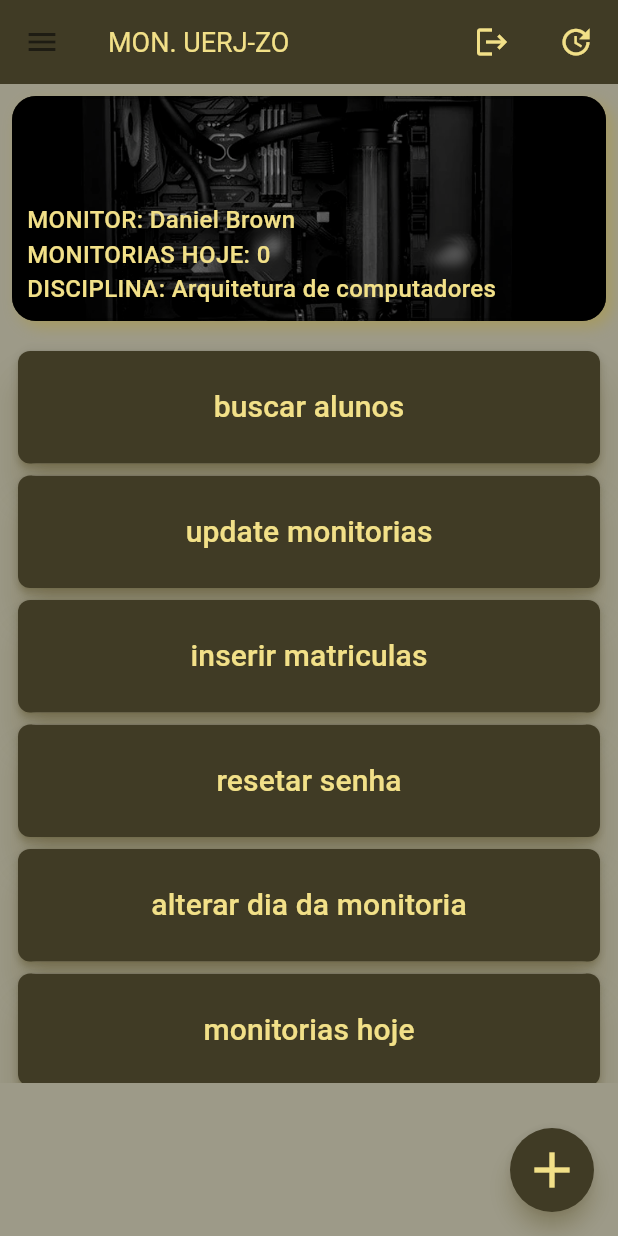
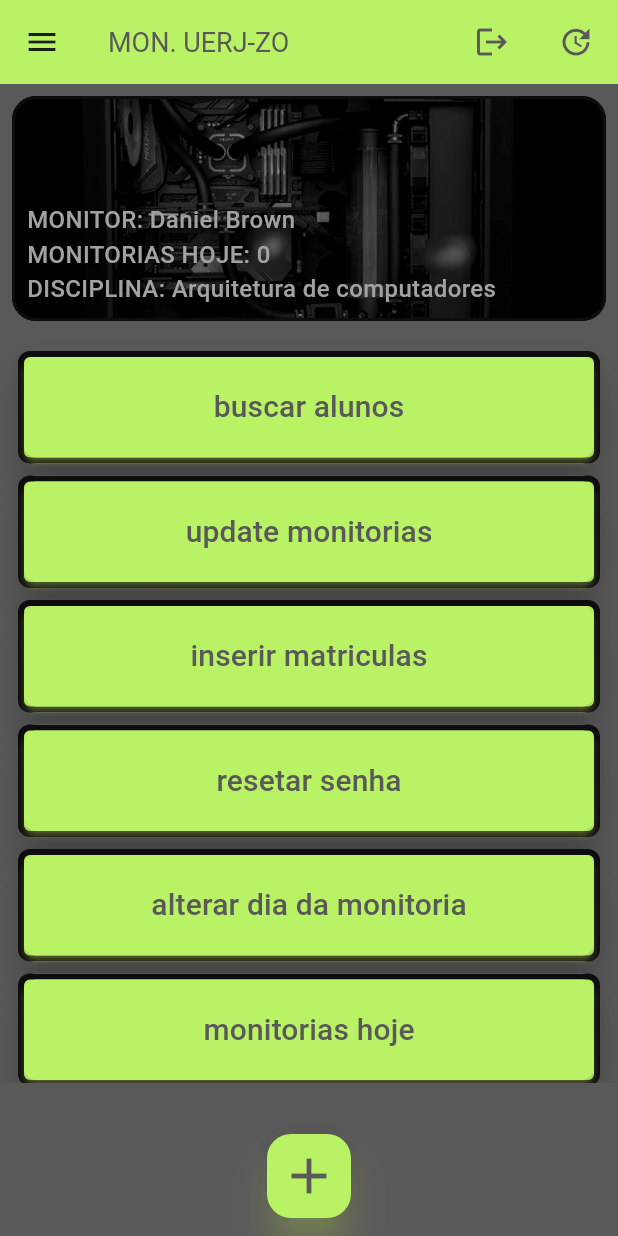
Before and after one commit to DanielBrown1998/USM_Flutter, a Flutter app: the screen it shows after launch, on a phone screen of 412 x 824 dp. Run offline on Flutter 3.47's test engine with Material 3 defaults, Android fonts, the light colour scheme and no system bars.

Commit message:
feat: update UI components and theme colors for improved aesthetics

```diff
--- a/app/lib/components/body.dart
+++ b/app/lib/components/body.dart
@@ -17,12 +17,19 @@ class ListBody {
         return Card(
           borderOnForeground: true,
           elevation: 10,
-          shadowColor: Theme.of(context).shadowColor,
           child: Container(
             height: 75,
+            decoration: BoxDecoration(
+              color: Theme.of(context).cardColor,
+              borderRadius: BorderRadius.circular(8.0),
+              border: Border.all(
+                color: Theme.of(context).dividerColor,
+                width: 4,
+              ),
+            ),
             child: MaterialButton(
               onPressed: () {},
-              splashColor: Theme.of(context).primaryColorDark,
+              splashColor: Theme.of(context).primaryColor,
               color: Theme.of(context).cardColor,
               shape: RoundedRectangleBorder(
                 borderRadius: BorderRadius.circular(8.0),
@@ -33,6 +40,8 @@ class ListBody {
                   decoration: TextDecoration.none,
                   color: Theme.of(context).primaryColorDark,
                   fontSize: 20,
+                  fontWeight: FontWeight.w500,
+                  fontFamily: "Roboto",
                 ),
               ),
             ),
--- a/app/lib/components/header.dart
+++ b/app/lib/components/header.dart
@@ -23,13 +23,7 @@ class Header extends StatelessWidget {
           image: AssetImage("lib/assets/images/back-720.png"),
           fit: BoxFit.cover,
         ),
-        boxShadow: [
-          BoxShadow(
-            color: Theme.of(context).shadowColor,
-            blurRadius: 8.0,
-            offset: Offset(4, 4),
-          ),
-        ],
+
       ),
       child: Row(
         mainAxisAlignment: MainAxisAlignment.start,
@@ -44,7 +38,7 @@ class Header extends StatelessWidget {
                 Text(
                   "MONITOR: $aluno",
                   style: TextStyle(
-                    color: Theme.of(context).primaryColorDark,
+                    color: Theme.of(context).primaryColor,
                     fontWeight: FontWeight.w500,
                     fontSize: 16,
                   ),
@@ -53,7 +47,7 @@ class Header extends StatelessWidget {
                 Text(
                   "MONITORIAS HOJE: $num",
                   style: TextStyle(
-                    color: Theme.of(context).primaryColorDark,
+                    color: Theme.of(context).primaryColor,
                     fontWeight: FontWeight.w500,
                     fontSize: 16,
                   ),
@@ -62,7 +56,7 @@ class Header extends StatelessWidget {
                 Text(
                   "DISCIPLINA: $disciplina",
                   style: TextStyle(
-                    color: Theme.of(context).primaryColorDark,
+                    color: Theme.of(context).primaryColor,
                     fontWeight: FontWeight.w500,
                     fontSize: 16,
                   ),
--- a/app/lib/home_screen/home_screen.dart
+++ b/app/lib/home_screen/home_screen.dart
@@ -65,14 +65,18 @@ class _HomeState extends State<Home> {
       floatingActionButton: FloatingActionButton(
         onPressed: () {},
         tooltip: 'Increment',
+        elevation: 10,
+        heroTag: "add_monitoria",
         backgroundColor: Theme.of(context).cardColor,
-        shape: CircleBorder(),
         child: Icon(
           Icons.add,
           color: Theme.of(context).primaryColorDark,
           size: 40,
         ),
       ),
+      floatingActionButtonLocation:
+          FloatingActionButtonLocation.miniCenterFloat,
+      floatingActionButtonAnimator: FloatingActionButtonAnimator.scaling,
     );
   }
 }
--- a/app/lib/main.dart
+++ b/app/lib/main.dart
@@ -9,24 +9,22 @@ void main() {
 
 class MyApp extends StatelessWidget {
   const MyApp({super.key, required this.title});
-
   final String title;
-
   // This widget is the root of your application.
   @override
   Widget build(BuildContext context) {
     return MaterialApp(
       title: title,
       theme: ThemeData(
-        cardColor: Color(0xFF403B25),
-        dividerColor: Colors.black26,
-        shadowColor: const Color(0xFFA69A60),
-        primaryColorDark: Color(0xFFF2E088),
-        primaryColor: Color(0xFF0D0D0D),
-        scaffoldBackgroundColor: const Color.fromARGB(199, 129, 125, 103),
+        cardColor: Color(0xFFBAF266),
+        dividerColor: Color(0xFF0D0D0D),
+        shadowColor: const Color(0xFFD6F272),
+        primaryColorDark: Color(0xFF595959),
+        primaryColor: Color.fromARGB(255, 162, 162, 162),
+        scaffoldBackgroundColor: const Color(0xFF595959),
         colorScheme: ColorScheme.fromSeed(
-            seedColor: const Color(0xFFF2E088),
-            primary: const Color(0xFF403B25),),
+            seedColor: const Color(0xFF6F8C42),
+            primary: const Color(0xFF595959),),
         useMaterial3: true,
       ),
       home: Home(
```
Also changed, not shown: 4 other files.
